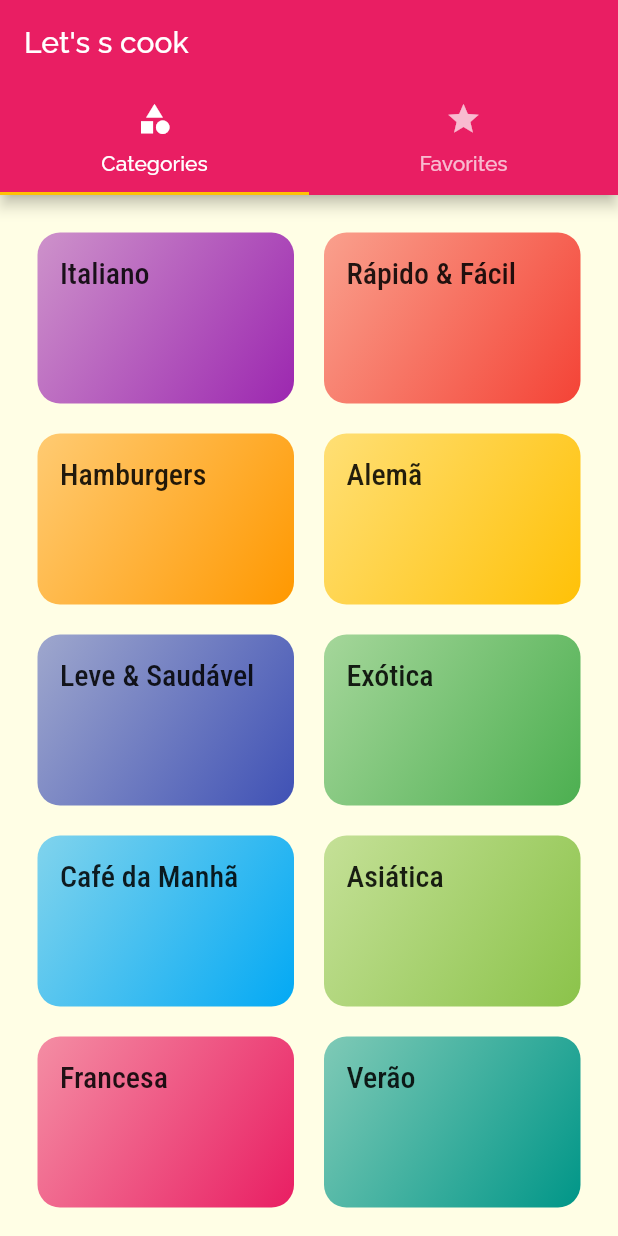
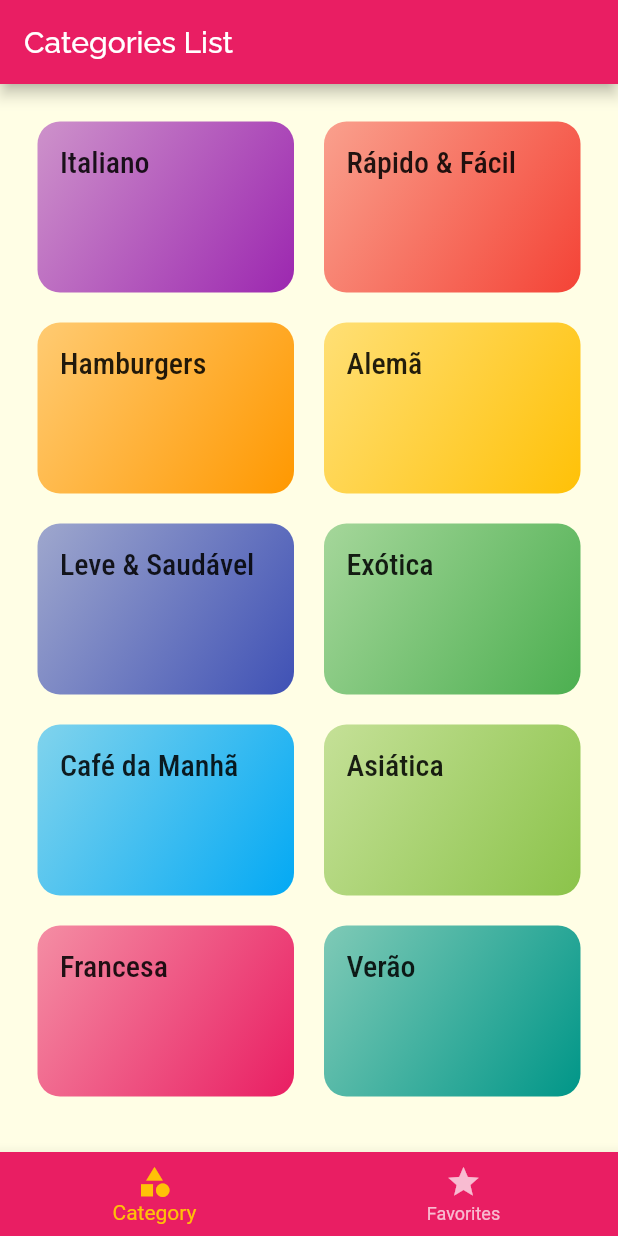
Before and after one commit to s7Thiago/flutter-food-recipes-book, a Flutter app: the screen it shows after launch, on a phone screen of 412 x 824 dp. Run offline on Flutter 3.47's test engine with Material 2 defaults, Android fonts, the light colour scheme and no system bars.

Commit message:
Making navigation to show Favorites and Categories screens with bottom navigation bar

```diff
--- a/lib/screens/tabs_screen.dart
+++ b/lib/screens/tabs_screen.dart
@@ -4,34 +4,51 @@
 import 'categories_meals_screen.dart';
 import 'favorite_screen.dart';
 
-class TabsScreen extends StatelessWidget {
+class TabsScreen extends StatefulWidget {
+  @override
+  _TabsScreenState createState() => _TabsScreenState();
+}
+
+class _TabsScreenState extends State<TabsScreen> {
+  int _selectedScreenIndex = 0;
+  final List<Map<String, Object>> _screens = [
+    {'title': 'Categories List', 'screen': CategoriesScreen()},
+    {'title': 'Favorites List', 'screen': FavoriteScreen()},
+  ];
+
+  _selectScreen(int index) {
+    setState(() {
+      _selectedScreenIndex = index;
+    });
+  }
+
   @override
   Widget build(BuildContext context) {
-    return DefaultTabController(
-      length: 2,
-      child: Scaffold(
-        appBar: AppBar(
-          title: Text('Let\'s s cook'),
-          bottom: TabBar(
-            tabs: [
-              Tab(
-                icon: Icon(Icons.category),
-                text: 'Categories',
+    return Scaffold(
+      appBar: AppBar(
+        title: Text(_screens[_selectedScreenIndex]['title']),
+      ),
+      body: _screens[_selectedScreenIndex]['screen'],
+      bottomNavigationBar: BottomNavigationBar(
+          onTap: _selectScreen,
+          currentIndex: _selectedScreenIndex,
+          backgroundColor: Theme.of(context).primaryColor,
+          unselectedItemColor: Colors.white70,
+          selectedItemColor: Theme.of(context).accentColor,
+          // type: BottomNavigationBarType.fixed,
+          items: [
+            BottomNavigationBarItem(
+                icon: Icon(
+                  Icons.category,
+                ),
+                title: Text('Category')),
+            BottomNavigationBarItem(
+              icon: Icon(
+                Icons.star,
               ),
-              Tab(
-                icon: Icon(Icons.star),
-                text: 'Favorites',
-              ),
-            ],
-          ),
-        ),
-        body: TabBarView(
-          children: [
-            CategoriesScreen(),
-            FavoriteScreen(),
-          ],
-        ),
-      ),
+              title: Text('Favorites'),
+            ),
+          ]),
     );
   }
 }
```
